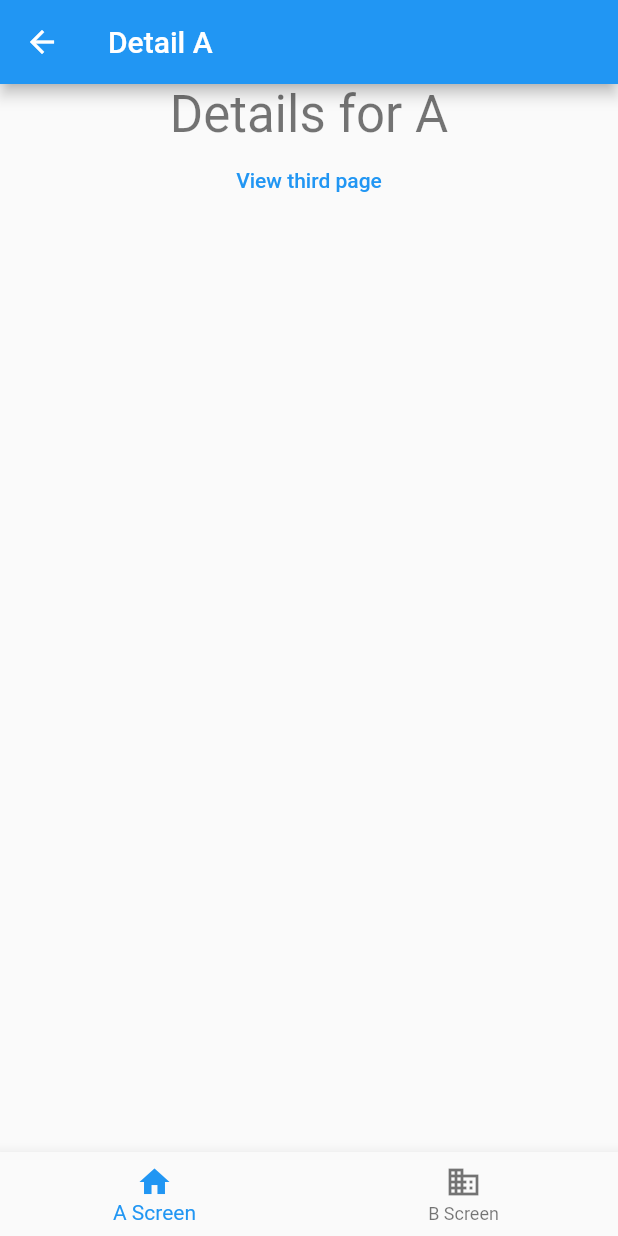
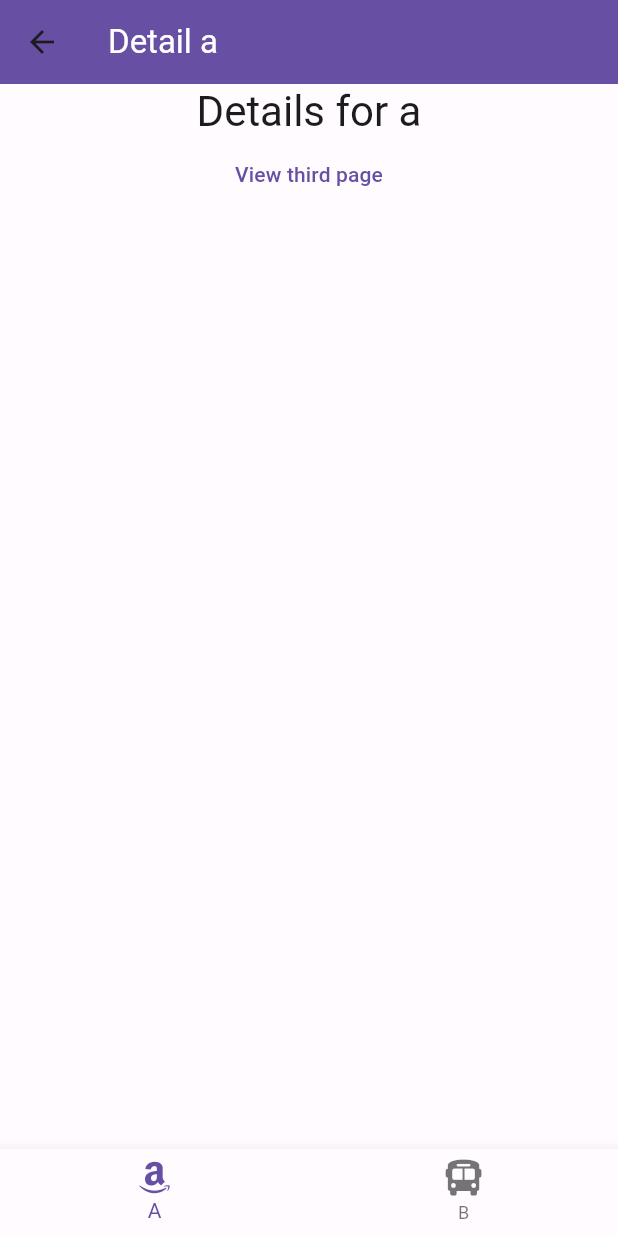
Before and after one commit to Ryotaewamoto/go_router_sample, a Flutter app: the screen it shows after launch, after a tap on "View A details", on a phone screen of 412 x 824 dp. Run offline on Flutter 3.47's test engine with Material 2 defaults, Android fonts, the phone set to English and light mode, and no system bars; our stand-ins replace font_awesome_flutter, go_router, hooks_riverpod.

Commit message:
refactor: routing provider

```diff
--- a/lib/app.dart
+++ b/lib/app.dart
@@ -1,6 +1,7 @@
 import 'package:flutter/material.dart';
 import 'package:hooks_riverpod/hooks_riverpod.dart';
 
+import 'utils/color_schemes.dart';
 import 'utils/routing/go_routes.dart';
 
 /// [App] has routing settings
@@ -12,9 +13,8 @@ class App extends HookConsumerWidget {
     final goRouter = ref.watch(goRoutesProvider);
     return MaterialApp.router(
       title: 'Flutter Demo',
-      theme: ThemeData(
-        primarySwatch: Colors.blue,
-      ),
+      theme: ThemeData(useMaterial3: true, colorScheme: lightColorScheme),
+      darkTheme: ThemeData(useMaterial3: true, colorScheme: darkColorScheme),
       routeInformationParser: goRouter.routeInformationParser,
       routerDelegate: goRouter.routerDelegate,
       routeInformationProvider: goRouter.routeInformationProvider,
--- /dev/null
+++ b/lib/features/bottom_tab.dart
@@ -0,0 +1,73 @@
+import 'package:flutter/material.dart';
+import 'package:font_awesome_flutter/font_awesome_flutter.dart';
+import 'package:go_router/go_router.dart';
+import 'package:go_router_sample/screens/screen_a.dart';
+import 'package:go_router_sample/screens/screen_b.dart';
+import 'package:hooks_riverpod/hooks_riverpod.dart';
+
+
+/// 現在選択状態になっている下タブを管理する StateProvider。
+final bottomTabStateProvider = StateProvider<BottomTab>((_) => bottomTabs[0]);
+
+/// BottomTab の種別。
+enum BottomTabEnum {
+  A(label: 'A', location: ScreenA.location),
+  B(label: 'B', location: ScreenB.location);
+
+  const BottomTabEnum({
+    required this.label,
+    required this.location,
+  });
+
+  final String label;
+  final String location;
+}
+
+/// MainPage の BottomNavigationBar の内容
+class BottomTab {
+  const BottomTab._({
+    required this.index,
+    required this.key,
+    required this.bottomTabEnum,
+  });
+
+  final int index;
+  final GlobalKey<NavigatorState> key;
+  final BottomTabEnum bottomTabEnum;
+}
+
+/// BottomNavigationBarItem.icon に表示するウィジェットを提供するプロバイダ。
+final bottomTabIconProvider = Provider.family<Widget, BottomTabEnum>((ref, bottomTabEnum) {
+  switch (bottomTabEnum) {
+    case BottomTabEnum.A:
+      return const FaIcon(FontAwesomeIcons.amazon);
+    case BottomTabEnum.B:
+      return const FaIcon(FontAwesomeIcons.bus);
+  }
+});
+
+/// MainPage に表示する BottomNavigationBarItem 一覧。
+final bottomTabs = <BottomTab>[
+  BottomTab._(
+    index: 0,
+    key: GlobalKey<NavigatorState>(),
+    bottomTabEnum: BottomTabEnum.A,
+  ),
+  BottomTab._(
+    index: 1,
+    key: GlobalKey<NavigatorState>(),
+    bottomTabEnum: BottomTabEnum.B,
+  ),
+];
+
+/// BottomNavigationBarItem をタップしたときの処理を提供する Provider。
+///
+/// 現在表示している状態のタブをタップした場合は画面をすべて pop する。
+final bottomNavigationBarItemOnTapProvider = Provider.family<void Function(int), BuildContext>(
+  (ref, context) => (index) {
+    FocusManager.instance.primaryFocus?.unfocus();
+    final bottomTab = bottomTabs[index];
+    ref.read(bottomTabStateProvider.notifier).update((state) => bottomTab);
+    GoRouter.of(context).go(bottomTab.bottomTabEnum.location);
+  },
+);
--- a/lib/screens/detail_screen.dart
+++ b/lib/screens/detail_screen.dart
@@ -9,13 +9,24 @@ class DetailsScreen extends StatelessWidget {
     Key? key,
   }) : super(key: key);
 
-  /// The label to display in the center of the screen.
   final String label;
+
+  static const path = 'details';
+  static const name = 'Detail';
+  static const location = path;
 
   @override
   Widget build(BuildContext context) {
     return Scaffold(
-      appBar: AppBar(title: Text('Detail $label')),
+      appBar: AppBar(
+        backgroundColor: Theme.of(context).colorScheme.primary,
+        title: Text(
+          'Detail $label',
+          style: TextStyle(
+            color: Theme.of(context).colorScheme.onPrimary,
+          ),
+        ),
+      ),
       body: Center(
         child: Column(
           children: [
--- a/lib/screens/screen_a.dart
+++ b/lib/screens/screen_a.dart
@@ -1,15 +1,25 @@
 import 'package:flutter/material.dart';
 import 'package:go_router/go_router.dart';
 
-/// The first screen in the bottom navigation bar.
 class ScreenA extends StatelessWidget {
-  /// Constructs a [ScreenA] widget.
   const ScreenA({Key? key}) : super(key: key);
+
+  static const path = '/a';
+  static const name = 'A';
+  static const location = path;
 
   @override
   Widget build(BuildContext context) {
     return Scaffold(
-      appBar: AppBar(title: const Text('Screen A')),
+      appBar: AppBar(
+        backgroundColor: Theme.of(context).colorScheme.primary,
+        title: Text(
+          'Screen A',
+          style: TextStyle(
+            color: Theme.of(context).colorScheme.onPrimary,
+          ),
+        ),
+      ),
       body: Center(
         child: Column(
           mainAxisSize: MainAxisSize.min,
--- a/lib/screens/third_screen.dart
+++ b/lib/screens/third_screen.dart
@@ -2,6 +2,10 @@ import 'package:flutter/material.dart';
 
 class ThirdScreen extends StatelessWidget {
   const ThirdScreen({super.key});
+
+  static const path = 'third';
+  static const name = 'Third';
+  static const location = path;
 
   @override
   Widget build(BuildContext context) {
--- /dev/null
+++ b/lib/utils/color_schemes.dart
@@ -0,0 +1,65 @@
+import 'package:flutter/material.dart';
+
+const lightColorScheme = ColorScheme(
+  brightness: Brightness.light,
+  surfaceTint: Color(0xFF6750A4),
+  onErrorContainer: Color(0xFF410E0B),
+  onError: Color(0xFFFFFFFF),
+  errorContainer: Color(0xFFF9DEDC),
+  onTertiaryContainer: Color(0xFF31111D),
+  onTertiary: Color(0xFFFFFFFF),
+  tertiaryContainer: Color(0xFFFFD8E4),
+  tertiary: Color(0xFF7D5260),
+  shadow: Color(0xFF000000),
+  error: Color(0xFFB3261E),
+  outline: Color(0xFF79747E),
+  onBackground: Color(0xFF1C1B1F),
+  background: Color(0xFFFFFBFE),
+  onInverseSurface: Color(0xFFF4EFF4),
+  inverseSurface: Color(0xFF313033),
+  onSurfaceVariant: Color(0xFF49454F),
+  onSurface: Color(0xFF1C1B1F),
+  surfaceVariant: Color(0xFFE7E0EC),
+  surface: Color(0xFFFFFBFE),
+  onSecondaryContainer: Color(0xFF1D192B),
+  onSecondary: Color(0xFFFFFFFF),
+  secondaryContainer: Color(0xFFE8DEF8),
+  secondary: Color(0xFF625B71),
+  inversePrimary: Color(0xFFD0BCFF),
+  onPrimaryContainer: Color(0xFF21005D),
+  onPrimary: Color(0xFFFFFFFF),
+  primaryContainer: Color(0xFFEADDFF),
+  primary: Color(0xFF6750A4),
+);
+
+const darkColorScheme = ColorScheme(
+  brightness: Brightness.dark,
+  surfaceTint: Color(0xFFD0BCFF),
+  onErrorContainer: Color(0xFFF2B8B5),
+  onError: Color(0xFF601410),
+  errorContainer: Color(0xFF8C1D18),
+  onTertiaryContainer: Color(0xFFFFD8E4),
+  onTertiary: Color(0xFF492532),
+  tertiaryContainer: Color(0xFF633B48),
+  tertiary: Color(0xFFEFB8C8),
+  shadow: Color(0xFF000000),
+  error: Color(0xFFF2B8B5),
+  outline: Color(0xFF938F99),
+  onBackground: Color(0xFFE6E1E5),
+  background: Color(0xFF1C1B1F),
+  onInverseSurface: Color(0xFF313033),
+  inverseSurface: Color(0xFFE6E1E5),
+  onSurfaceVariant: Color(0xFFCAC4D0),
+  onSurface: Color(0xFFE6E1E5),
+  surfaceVariant: Color(0xFF49454F),
+  surface: Color(0xFF1C1B1F),
+  onSecondaryContainer: Color(0xFFE8DEF8),
+  onSecondary: Color(0xFF332D41),
+  secondaryContainer: Color(0xFF4A4458),
+  secondary: Color(0xFFCCC2DC),
+  inversePrimary: Color(0xFF6750A4),
+  onPrimaryContainer: Color(0xFFEADDFF),
+  onPrimary: Color(0xFF381E72),
+  primaryContainer: Color(0xFF4F378B),
+  primary: Color(0xFFD0BCFF),
+);
--- a/lib/utils/routing/go_routes.dart
+++ b/lib/utils/routing/go_routes.dart
@@ -45,13 +45,13 @@ final goRoutesProvider = Provider<GoRouter>(
               // すなわち shell の navigator key を取得するので
               // [BottomNavigationBar] が維持された状態で画面遷移する。
               GoRoute(
-                path: 'details',
+                path: DetailsScreen.location,
                 builder: (BuildContext context, GoRouterState state) {
-                  return const DetailsScreen(label: 'A');
+                  return const DetailsScreen(label: 'a');
                 },
                 routes: <RouteBase>[
                   GoRoute(
-                    path: 'third',
+                    path: ThirdScreen.location,
                     builder: (BuildContext context, GoRouterState state) {
                       return const ThirdScreen();
                     },
@@ -75,10 +75,10 @@ final goRoutesProvider = Provider<GoRouter>(
               // BottomNavigation が挟まらない（= the application Shell の上にくる）
               // ように画面遷移する。
               GoRoute(
-                path: 'details',
+                path: DetailsScreen.location,
                 parentNavigatorKey: ref.watch(rootNavigatorKeyProvider),
                 builder: (BuildContext context, GoRouterState state) {
-                  return const DetailsScreen(label: 'B');
+                  return const DetailsScreen(label: 'b');
                 },
               ),
             ],
--- a/lib/utils/routing/scaffold_with_nav_bar.dart
+++ b/lib/utils/routing/scaffold_with_nav_bar.dart
@@ -1,6 +1,8 @@
 import 'package:flutter/material.dart';
 import 'package:go_router/go_router.dart';
 import 'package:hooks_riverpod/hooks_riverpod.dart';
+
+import '../../features/bottom_tab.dart';
 
 class ScaffoldWithNavBar extends HookConsumerWidget {
   /// Constructs an [ScaffoldWithNavBar].
@@ -16,42 +18,17 @@ class ScaffoldWithNavBar extends HookConsumerWidget {
     return Scaffold(
       body: child,
       bottomNavigationBar: BottomNavigationBar(
-        items: const <BottomNavigationBarItem>[
-          BottomNavigationBarItem(
-            icon: Icon(Icons.home),
-            label: 'A Screen',
-          ),
-          BottomNavigationBarItem(
-            icon: Icon(Icons.business),
-            label: 'B Screen',
-          ),
-        ],
-        currentIndex: _calculateSelectedIndex(context),
-        onTap: (int index) => _onItemTapped(index, context),
-      ),
-    );
-  }
-
-  static int _calculateSelectedIndex(BuildContext context) {
-    final GoRouter route = GoRouter.of(context);
-    final String location = route.location;
-    if (location == '/a') {
-      return 0;
-    }
-    if (location == '/b') {
-      return 1;
-    }
-    return 0;
-  }
-
-  void _onItemTapped(int index, BuildContext context) {
-    switch (index) {
-      case 0:
-        GoRouter.of(context).go('/a');
-        break;
-      case 1:
-        GoRouter.of(context).go('/b');
-        break;
-    }
+        items: bottomTabs
+              .map(
+                (b) => BottomNavigationBarItem(
+                  icon: ref.watch(bottomTabIconProvider(b.bottomTabEnum)),
+                  label: b.bottomTabEnum.label,
+                ),
+              )
+              .toList(),
+        currentIndex: ref.watch(bottomTabStateProvider).index,
+        onTap: (index) => ref.read(bottomNavigationBarItemOnTapProvider(context))(index),
+        ),
+      );
   }
 }
--- a/pubspec.yaml
+++ b/pubspec.yaml
@@ -38,6 +38,7 @@ dependencies:
   cupertino_icons: ^1.0.2
   go_router: ^5.0.1
   hooks_riverpod: ^1.0.4
+  font_awesome_flutter: ^10.2.1
 
 dev_dependencies:
   flutter_test:
```
Also changed, not shown: lib/screens/screen_b.dart (+13 -3 lines), pubspec.lock.
